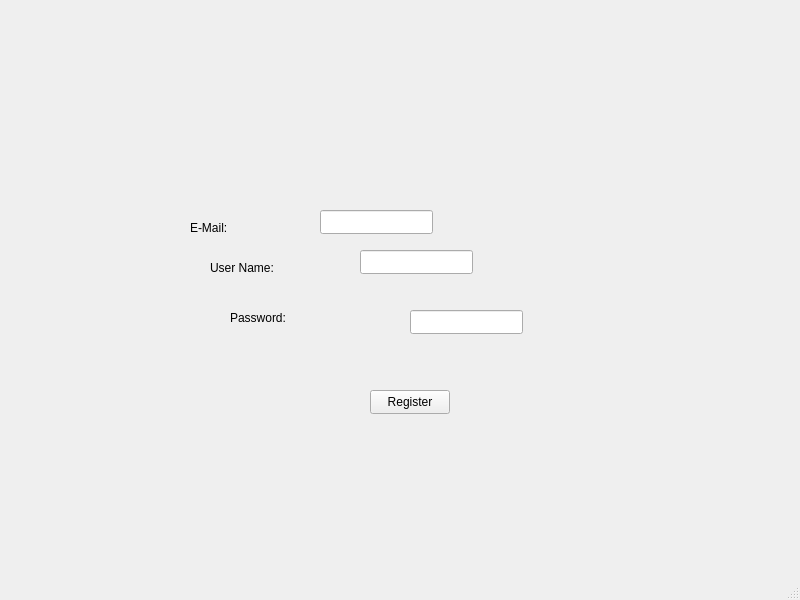
The window that SocialMediaApp/mainwindow.ui (Hesham-E/SEC-Comp) describes before a commit, drawn with Qt 5.
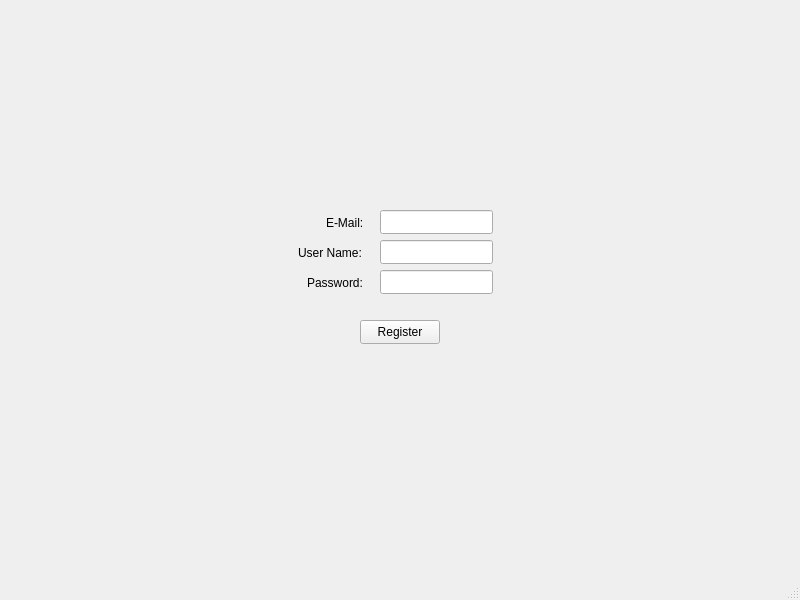
The same window after the commit.

Commit message: Completed Sign Up Page

```diff
--- a/SocialMediaApp/mainwindow.ui
+++ b/SocialMediaApp/mainwindow.ui
@@ -144,9 +144,9 @@
      <widget class="QLabel" name="signUpEMailLabel">
       <property name="geometry">
        <rect>
-        <x>190</x>
-        <y>220</y>
-        <width>58</width>
+        <x>326</x>
+        <y>215</y>
+        <width>41</width>
         <height>16</height>
        </rect>
       </property>
@@ -157,8 +157,8 @@
      <widget class="QLabel" name="signUpUserNameLabel">
       <property name="geometry">
        <rect>
-        <x>210</x>
-        <y>260</y>
+        <x>298</x>
+        <y>245</y>
         <width>71</width>
         <height>16</height>
        </rect>
@@ -170,8 +170,8 @@
      <widget class="QLabel" name="signUpPasswordLabel">
       <property name="geometry">
        <rect>
-        <x>230</x>
-        <y>310</y>
+        <x>307</x>
+        <y>275</y>
         <width>61</width>
         <height>16</height>
        </rect>
@@ -183,7 +183,7 @@
      <widget class="QLineEdit" name="signUpEmailField">
       <property name="geometry">
        <rect>
-        <x>320</x>
+        <x>380</x>
         <y>210</y>
         <width>113</width>
         <height>24</height>
@@ -193,8 +193,8 @@
      <widget class="QLineEdit" name="signUpUserNameField">
       <property name="geometry">
        <rect>
-        <x>360</x>
-        <y>250</y>
+        <x>380</x>
+        <y>240</y>
         <width>113</width>
         <height>24</height>
        </rect>
@@ -203,8 +203,8 @@
      <widget class="QLineEdit" name="signUpPasswordField">
       <property name="geometry">
        <rect>
-        <x>410</x>
-        <y>310</y>
+        <x>380</x>
+        <y>270</y>
         <width>113</width>
         <height>24</height>
        </rect>
@@ -213,8 +213,8 @@
      <widget class="QPushButton" name="registerButton">
       <property name="geometry">
        <rect>
-        <x>370</x>
-        <y>390</y>
+        <x>360</x>
+        <y>320</y>
         <width>80</width>
         <height>24</height>
        </rect>
```
Left out of the diff: 4 changed lines with no effect on the pictures. The commit also changes 2 other files.
